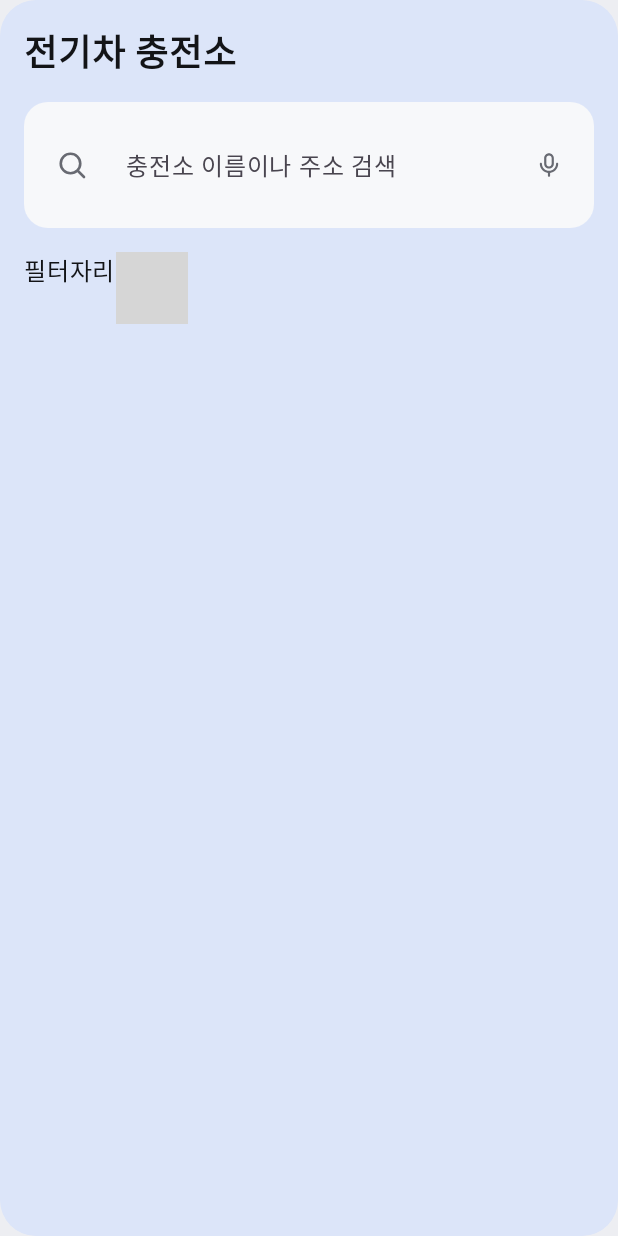
After one commit to 2026-Hyundai-Car-Contest/altercharge-app, an Android app built with Jetpack Compose: the composable RecommendedStationList shown on its own in the app's theme, on a phone screen of 412 x 824 dp. The commit adds this screen. Run offline under Robolectric (Android 15) with nearby library versions, the phone set to English and light mode, and no system bars; Roboto replaces fonts that are not available here; 1 statement that could not run was skipped; grey boxes are pictures that could not be loaded.

Commit message:
feat: R2 충전소 목록 홈 화면 통합 (#78)

```diff
--- /dev/null
+++ b/app/src/main/java/com/altercharge/app/ui/card/stationlist/RecommendedStationList.kt
@@ -0,0 +1,81 @@
+package com.altercharge.app.ui.card.stationlist
+
+import androidx.compose.foundation.Image
+import androidx.compose.foundation.background
+import androidx.compose.foundation.layout.Arrangement
+import androidx.compose.foundation.layout.Box
+import androidx.compose.foundation.layout.Column
+import androidx.compose.foundation.layout.Row
+import androidx.compose.foundation.layout.fillMaxSize
+import androidx.compose.foundation.layout.fillMaxWidth
+import androidx.compose.foundation.layout.padding
+import androidx.compose.foundation.rememberScrollState
+import androidx.compose.foundation.shape.RoundedCornerShape
+import androidx.compose.foundation.verticalScroll
+import androidx.compose.material3.Text
+import androidx.compose.runtime.Composable
+import androidx.compose.ui.Modifier
+import androidx.compose.ui.draw.clip
+import androidx.compose.ui.res.painterResource
+import androidx.compose.ui.text.style.TextAlign
+import androidx.compose.ui.tooling.preview.Preview
+import androidx.compose.ui.unit.dp
+import androidx.compose.ui.unit.sp
+import com.altercharge.app.R
+import com.altercharge.app.ui.common.dropdown.SortDropDown
+import com.altercharge.app.ui.common.searchbar.SearchBar
+import com.altercharge.app.ui.designsystem.theme.AlterChargeTheme
+import com.altercharge.app.ui.designsystem.theme.AlterFontWeight
+import com.altercharge.app.ui.designsystem.theme.AlterRadius
+import com.altercharge.app.ui.designsystem.theme.AlterTheme
+
+@Composable
+fun RecommendedStationList(
+    modifier: Modifier = Modifier
+) {
+    Column(
+        verticalArrangement = Arrangement.spacedBy(16.dp),
+        modifier = Modifier
+            .clip(RoundedCornerShape(AlterRadius.XXLarge))
+            .background(AlterTheme.colors.blue100)
+            .padding(16.dp)
+    ) {
+        Text(
+            text = "전기차 충전소",
+            fontWeight = AlterFontWeight.Strong,
+            fontSize = 24.sp,
+            textAlign = TextAlign.Left
+        )
+
+        SearchBar(
+            onValueChange = {}
+        ) { }
+
+        Row() {
+            Text("필터자리")
+            val scrollState = rememberScrollState()
+
+            Row(
+                modifier = Modifier
+                    .fillMaxSize()
+                    .verticalScroll(scrollState) // 세로 스크롤 부여
+            ) {
+                repeat(3) { index ->
+                    if (index == 1) {
+                        SortDropDown(
+                            items = listOf()
+                        )
+                    }
+                }
+            }
+        }
+    }
+}
+
+@Preview(name = "RecommendedStationList")
+@Composable
+private fun RecommendedStationListPreview() {
+    AlterChargeTheme() {
+        RecommendedStationList()
+    }
+}
--- a/app/src/main/java/com/altercharge/app/ui/common/searchbar/SearchBar.kt
+++ b/app/src/main/java/com/altercharge/app/ui/common/searchbar/SearchBar.kt
@@ -7,6 +7,7 @@ import androidx.compose.foundation.clickable
 import androidx.compose.foundation.layout.Arrangement
 import androidx.compose.foundation.layout.Row
 import androidx.compose.foundation.layout.fillMaxWidth
+import androidx.compose.foundation.layout.heightIn
 import androidx.compose.foundation.layout.padding
 import androidx.compose.foundation.shape.RoundedCornerShape
 import androidx.compose.material3.Text
@@ -43,6 +44,7 @@ fun SearchBar(
             .clip(RoundedCornerShape(AlterRadius.Large))
             .background(AlterTheme.colors.background)
             .padding(vertical = 14.dp, horizontal = 20.dp)
+            .heightIn(max = 61.dp)
     ){
         Image(
             painter = painterResource(R.drawable.ic_search),
```
